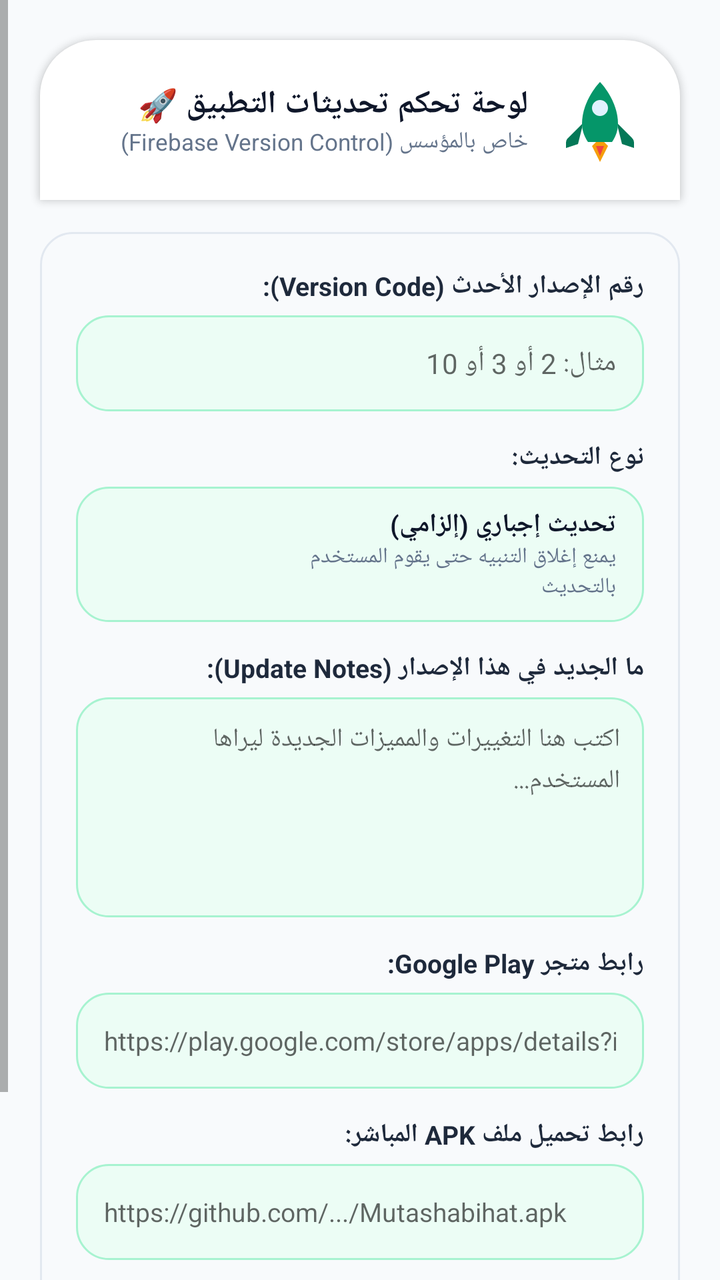
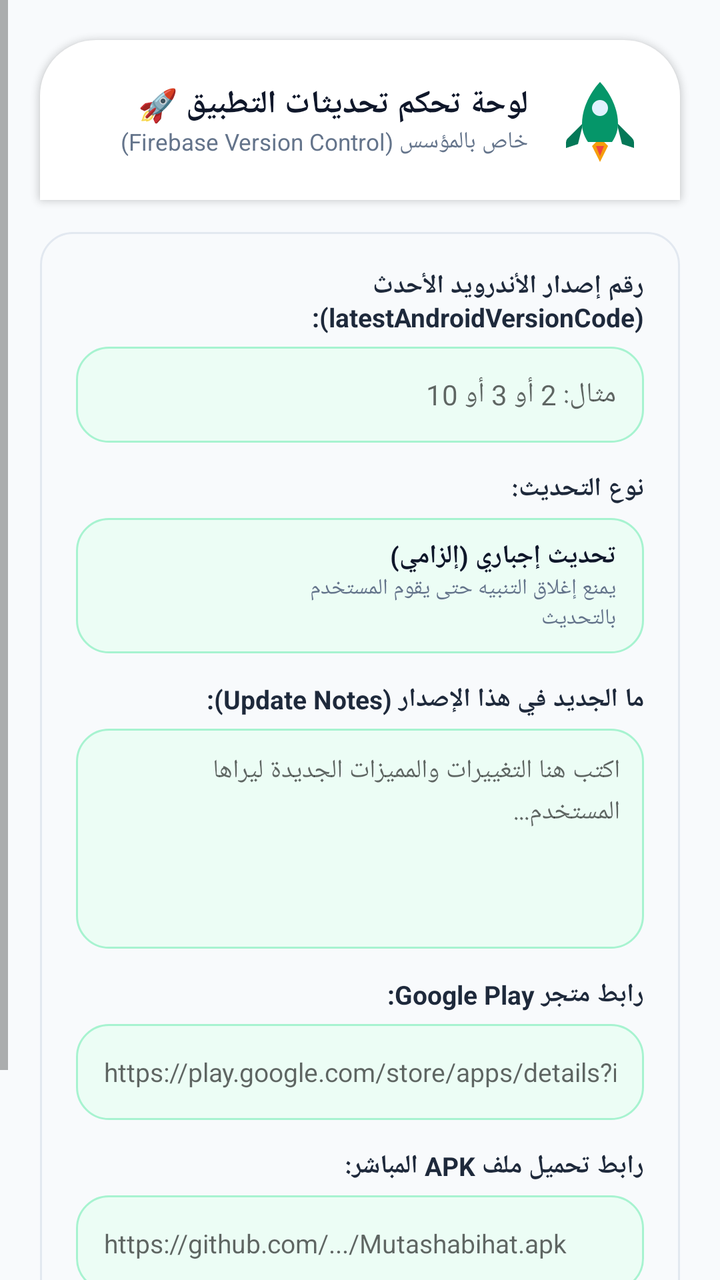

An Android layout rendered at two revisions. The XML below is the earlier revision; the diff shows what the commit changed to produce the second picture.
<!-- AndroidManifest.xml: application theme AppTheme -->
<!-- res/layout/dialog_admin_update_panel.xml -->
<?xml version="1.0" encoding="utf-8"?>
<ScrollView xmlns:android="http://schemas.android.com/apk/res/android"
    xmlns:app="http://schemas.android.com/apk/res-auto"
    xmlns:tools="http://schemas.android.com/tools"
    android:layout_width="match_parent"
    android:layout_height="match_parent"
    android:background="#F8FAFC"
    android:fillViewport="true"
    android:layoutDirection="rtl">

    <LinearLayout
        android:layout_width="match_parent"
        android:layout_height="wrap_content"
        android:clipChildren="false"
        android:clipToPadding="false"
        android:orientation="vertical"
        android:padding="20dp">

        
        <LinearLayout
            android:layout_width="match_parent"
            android:layout_height="wrap_content"
            android:background="@drawable/bg_bottom_sheet_update"
            android:elevation="2dp"
            android:gravity="center_vertical"
            android:orientation="horizontal"
            android:padding="16dp"
            android:layout_marginBottom="16dp">

            <ImageView
                android:layout_width="48dp"
                android:layout_height="48dp"
                android:contentDescription="شعار التحديث"
                android:src="@drawable/ic_update_rocket" />

            <LinearLayout
                android:layout_width="0dp"
                android:layout_height="wrap_content"
                android:layout_weight="1"
                android:layout_marginStart="12dp"
                android:orientation="vertical">

                <TextView
                    android:layout_width="wrap_content"
                    android:layout_height="wrap_content"
                    android:text="لوحة تحكم تحديثات التطبيق 🚀"
                    android:textColor="#0F172A"
                    android:textSize="16sp"
                    android:textStyle="bold" />

                <TextView
                    android:layout_width="wrap_content"
                    android:layout_height="wrap_content"
                    android:text="خاص بالمؤسس (Firebase Version Control)"
                    android:textColor="#64748B"
                    android:textSize="11.5sp" />
            </LinearLayout>
        </LinearLayout>

        
        <LinearLayout
            android:layout_width="match_parent"
            android:layout_height="wrap_content"
            android:background="@drawable/bg_update_notes"
            android:clipChildren="false"
            android:clipToPadding="false"
            android:orientation="vertical"
            android:padding="18dp"
            android:layout_marginBottom="16dp">

            
            <TextView
                android:layout_width="wrap_content"
                android:layout_height="wrap_content"
                android:text="رقم الإصدار الأحدث (Version Code):"
                android:textColor="#1E293B"
                android:textSize="13sp"
                android:textStyle="bold"
                android:layout_marginBottom="6dp" />

            <EditText
                android:id="@+id/etVersionCode"
                android:layout_width="match_parent"
                android:layout_height="48dp"
                android:background="@drawable/bg_version_badge"
                android:hint="مثال: 2 أو 3 أو 10"
                android:inputType="number"
                android:paddingStart="14dp"
                android:paddingEnd="14dp"
                android:textColor="#0F172A"
                android:textSize="14sp"
                android:layout_marginBottom="14dp" />

            
            <TextView
                android:layout_width="wrap_content"
                android:layout_height="wrap_content"
                android:text="نوع التحديث:"
                android:textColor="#1E293B"
                android:textSize="13sp"
                android:textStyle="bold"
                android:layout_marginBottom="6dp" />

            
            <LinearLayout
                android:id="@+id/layoutSwitchContainer"
                android:layout_width="match_parent"
                android:layout_height="wrap_content"
                android:background="@drawable/bg_version_badge"
                android:clipChildren="false"
                android:clipToPadding="false"
                android:gravity="center_vertical"
                android:orientation="horizontal"
                android:paddingStart="14dp"
                android:paddingTop="10dp"
                android:paddingEnd="14dp"
                android:paddingBottom="10dp"
                android:layout_marginBottom="14dp">

                <LinearLayout
                    android:layout_width="0dp"
                    android:layout_height="wrap_content"
                    android:layout_weight="1"
                    android:orientation="vertical">

                    <TextView
                        android:id="@+id/tvSwitchStatusTitle"
                        android:layout_width="wrap_content"
                        android:layout_height="wrap_content"
                        android:text="تحديث إجباري (إلزامي)"
                        android:textColor="#0F172A"
                        android:textSize="13sp"
                        android:textStyle="bold" />

                    <TextView
                        android:layout_width="wrap_content"
                        android:layout_height="wrap_content"
                        android:text="يمنع إغلاق التنبيه حتى يقوم المستخدم بالتحديث"
                        android:textColor="#64748B"
                        android:textSize="11sp" />
                </LinearLayout>

                
                <com.google.android.material.materialswitch.MaterialSwitch
                    android:id="@+id/switchForceUpdate"
                    android:layout_width="wrap_content"
                    android:layout_height="wrap_content"
                    android:layout_gravity="center_vertical"
                    android:checked="false"
                    android:paddingStart="6dp"
                    android:paddingEnd="6dp"
                    android:splitTrack="false"
                    app:showText="false" />
            </LinearLayout>

            
            <TextView
                android:layout_width="wrap_content"
                android:layout_height="wrap_content"
                android:text="ما الجديد في هذا الإصدار (Update Notes):"
                android:textColor="#1E293B"
                android:textSize="13sp"
                android:textStyle="bold"
                android:layout_marginBottom="6dp" />

            <EditText
                android:id="@+id/etUpdateNotes"
                android:layout_width="match_parent"
                android:layout_height="110dp"
                android:background="@drawable/bg_version_badge"
                android:gravity="top|start"
                android:hint="اكتب هنا التغييرات والمميزات الجديدة ليراها المستخدم..."
                android:inputType="textMultiLine"
                android:lineSpacingExtra="3dp"
                android:padding="12dp"
                android:textColor="#0F172A"
                android:textSize="13sp"
                android:layout_marginBottom="14dp" />

            
            <TextView
                android:layout_width="wrap_content"
                android:layout_height="wrap_content"
                android:text="رابط متجر Google Play:"
                android:textColor="#1E293B"
                android:textSize="13sp"
                android:textStyle="bold"
                android:layout_marginBottom="6dp" />

            <EditText
                android:id="@+id/etPlayStoreLink"
                android:layout_width="match_parent"
                android:layout_height="48dp"
                android:background="@drawable/bg_version_badge"
                android:hint="https://play.google.com/store/apps/details?id=..."
                android:inputType="textUri"
                android:paddingStart="14dp"
                android:paddingEnd="14dp"
                android:textColor="#0F172A"
                android:textSize="13sp"
                android:layout_marginBottom="14dp" />

            
            <TextView
                android:layout_width="wrap_content"
                android:layout_height="wrap_content"
                android:text="رابط تحميل ملف APK المباشر:"
                android:textColor="#1E293B"
                android:textSize="13sp"
                android:textStyle="bold"
                android:layout_marginBottom="6dp" />

            <EditText
                android:id="@+id/etApkLink"
                android:layout_width="match_parent"
                android:layout_height="48dp"
                android:background="@drawable/bg_version_badge"
                android:hint="https://github.com/.../Mutashabihat.apk"
                android:inputType="textUri"
                android:paddingStart="14dp"
                android:paddingEnd="14dp"
                android:textColor="#0F172A"
                android:textSize="13sp"
                android:layout_marginBottom="14dp" />

            
            <com.google.android.material.button.MaterialButton
                android:id="@+id/btnPublishUpdate"
                android:layout_width="match_parent"
                android:layout_height="52dp"
                android:text="نشر التحديث في Firebase 🚀"
                android:textColor="#FFFFFF"
                android:textSize="14sp"
                android:textStyle="bold"
                app:backgroundTint="#059669"
                app:cornerRadius="16dp"
                app:icon="@drawable/ic_update_rocket"
                app:iconGravity="textStart"
                app:iconPadding="10dp"
                app:iconSize="22dp" />

        </LinearLayout>
    </LinearLayout>

</ScrollView>
<!-- resources referenced by this layout -->
<resources>
  <!-- drawable bg_bottom_sheet_update (drawable) -->
  <?xml version="1.0" encoding="utf-8"?>
  <shape xmlns:android="http://schemas.android.com/apk/res/android"
      android:shape="rectangle">
      <solid android:color="#FFFFFF" />
      <corners
          android:topLeftRadius="28dp"
          android:topRightRadius="28dp"
          android:bottomLeftRadius="0dp"
          android:bottomRightRadius="0dp" />
  </shape>
  <!-- drawable bg_update_notes (drawable) -->
  <?xml version="1.0" encoding="utf-8"?>
  <shape xmlns:android="http://schemas.android.com/apk/res/android"
      android:shape="rectangle">
      <solid android:color="#F8FAFC" />
      <corners android:radius="16dp" />
      <stroke
          android:width="1dp"
          android:color="#E2E8F0" />
  </shape>
  <!-- drawable bg_version_badge (drawable) -->
  <?xml version="1.0" encoding="utf-8"?>
  <shape xmlns:android="http://schemas.android.com/apk/res/android"
      android:shape="rectangle">
      <solid android:color="#ECFDF5" />
      <corners android:radius="16dp" />
      <stroke
          android:width="1dp"
          android:color="#A7F3D0" />
  </shape>
  <!-- drawable ic_update_rocket (drawable) -->
  <vector xmlns:android="http://schemas.android.com/apk/res/android"
      android:width="64dp"
      android:height="64dp"
      android:viewportWidth="24"
      android:viewportHeight="24">
      
      <path
          android:fillColor="#059669"
          android:pathData="M12,2.5c0,0 -4.5,4.5 -4.5,10.5c0,2.5 1.5,4.5 1.5,4.5l6,0c0,0 1.5,-2 1.5,-4.5c0,-6 -4.5,-10.5 -4.5,-10.5z" />
      
      <path
          android:fillColor="#E0F2FE"
          android:pathData="M12,9m-2,0a2,2 0 1,1 4,0a2,2 0 1,1 -4,0" />
      
      <path
          android:fillColor="#047857"
          android:pathData="M7.5,13L4,16.5c-0.3,0.3 -0.5,0.7 -0.5,1.2l0,1.3l3,-1l1,-4z" />
      
      <path
          android:fillColor="#047857"
          android:pathData="M16.5,13L20,16.5c0.3,0.3 0.5,0.7 0.5,1.2l0,1.3l-3,-1l-1,-4z" />
      
      <path
          android:fillColor="#F59E0B"
          android:pathData="M10,18.5l2,4l2,-4l-1,-1l-2,0z" />
      
      <path
          android:fillColor="#EF4444"
          android:pathData="M11,18.5l1,2.5l1,-2.5z" />
  </vector>
  <style name="AppTheme" parent="Theme.AppCompat.Light.DarkActionBar">
          
          <item name="colorPrimary">@color/colorPrimary</item>
          <item name="colorPrimaryDark">@color/colorPrimaryDark</item>
          <item name="colorAccent">@color/colorAccent</item>
      </style>
  <color name="colorPrimary">#059669</color>
  <color name="colorPrimaryDark">#047857</color>
  <color name="colorAccent">#F59E0B</color>
</resources>

<!-- the commit's change to res/layout/dialog_admin_update_panel.xml (unified diff, before → after) -->
@@ -72,7 +72,7 @@
             <TextView
                 android:layout_width="wrap_content"
                 android:layout_height="wrap_content"
-                android:text="رقم الإصدار الأحدث (Version Code):"
+                android:text="رقم إصدار الأندرويد الأحدث (latestAndroidVersionCode):"
                 android:textColor="#1E293B"
                 android:textSize="13sp"
                 android:textStyle="bold"
